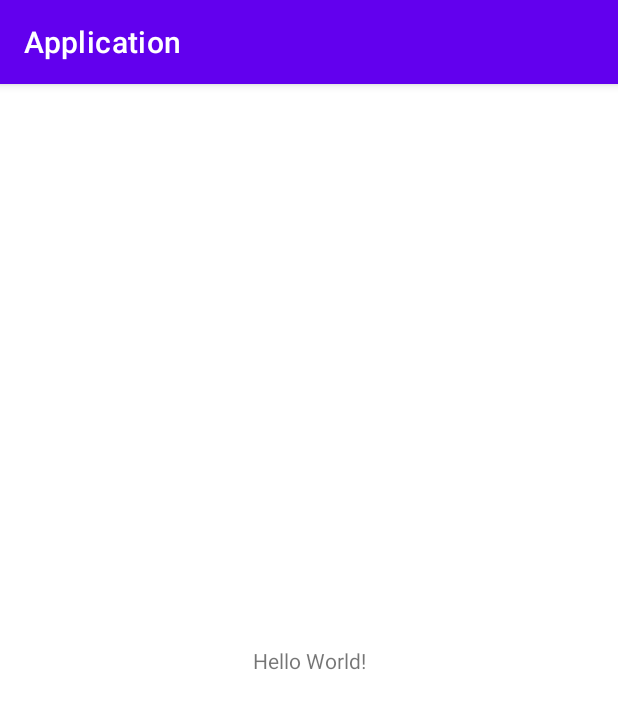
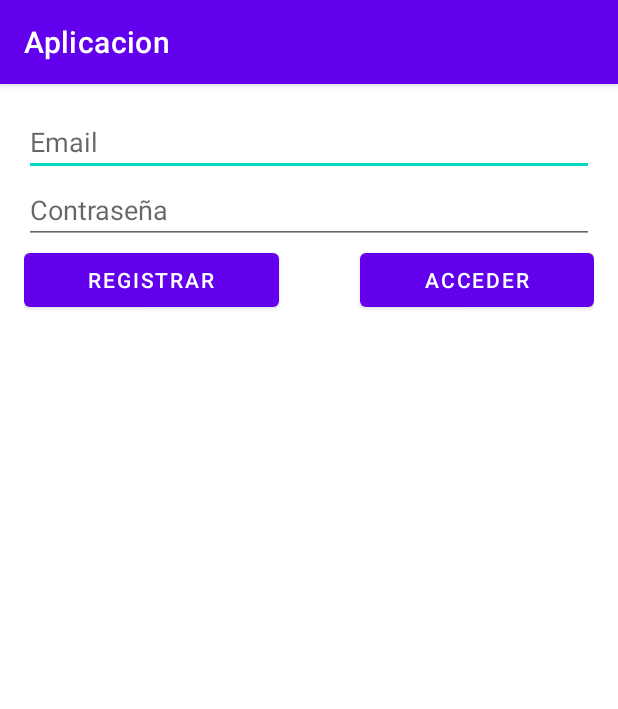
Before and after one commit to MarcosIzP/Pruebas, an Android app: the screen it shows after launch (MainActivity before the commit, AuthActivity after it), on a phone screen of 412 x 824 dp. Shown: the top 709 px of the screen. Run offline under Robolectric (Android 15) with nearby library versions, the phone set to English and light mode, and no system bars.

Commit message:
Inicio de la pantalla de autenticación

```diff
--- a/app/src/main/AndroidManifest.xml
+++ b/app/src/main/AndroidManifest.xml
@@ -10,7 +10,10 @@
         android:supportsRtl="true"
         android:theme="@style/Theme.Application">
         <activity
-            android:name=".MainActivity"
+            android:name=".HomeActivity"
+            android:exported="false" />
+        <activity
+            android:name=".AuthActivity"
             android:exported="true">
             <intent-filter>
                 <action android:name="android.intent.action.MAIN" />
--- a/app/src/main/java/com/tfg/aplicacio/MainActivity.kt
+++ b/app/src/main/java/com/tfg/aplicacio/AuthActivity.kt
@@ -4,15 +4,17 @@ import androidx.appcompat.app.AppCompatActivity
 import android.os.Bundle
 import com.google.firebase.analytics.FirebaseAnalytics
 
-class MainActivity : AppCompatActivity() {
+class AuthActivity : AppCompatActivity() {
     override fun onCreate(savedInstanceState: Bundle?) {
         super.onCreate(savedInstanceState)
-        setContentView(R.layout.activity_main)
+        setContentView(R.layout.activity_auth)
 
         //Analiticas
         val analytics = FirebaseAnalytics.getInstance(this)
         val bundle = Bundle()
         bundle.putString("mensaje", "Integracion de Firebase Analytics")
         analytics.logEvent("PantallaInicio", bundle)
+
+
     }
 }
--- /dev/null
+++ b/app/src/main/java/com/tfg/aplicacio/HomeActivity.kt
@@ -0,0 +1,11 @@
+package com.tfg.aplicacio
+
+import androidx.appcompat.app.AppCompatActivity
+import android.os.Bundle
+
+class HomeActivity : AppCompatActivity() {
+    override fun onCreate(savedInstanceState: Bundle?) {
+        super.onCreate(savedInstanceState)
+        setContentView(R.layout.activity_home)
+    }
+}
--- /dev/null
+++ b/app/src/main/res/layout/activity_auth.xml
@@ -0,0 +1,72 @@
+<?xml version="1.0" encoding="utf-8"?>
+<androidx.constraintlayout.widget.ConstraintLayout xmlns:android="http://schemas.android.com/apk/res/android"
+    xmlns:app="http://schemas.android.com/apk/res-auto"
+    xmlns:tools="http://schemas.android.com/tools"
+    android:layout_width="match_parent"
+    android:layout_height="match_parent"
+    tools:context=".AuthActivity">
+
+    <LinearLayout
+        android:layout_width="0dp"
+        android:layout_height="wrap_content"
+        android:layout_marginStart="16dp"
+        android:layout_marginTop="16dp"
+        android:layout_marginEnd="16dp"
+        android:orientation="vertical"
+        app:layout_constraintEnd_toEndOf="parent"
+        app:layout_constraintStart_toStartOf="parent"
+        app:layout_constraintTop_toTopOf="parent">
+
+        <EditText
+            android:id="@+id/intr_email"
+            android:layout_width="match_parent"
+            android:layout_height="wrap_content"
+            android:ems="10"
+            android:hint="Email"
+            android:inputType="textEmailAddress" />
+
+        <EditText
+            android:id="@+id/intr_pw"
+            android:layout_width="match_parent"
+            android:layout_height="wrap_content"
+            android:ems="10"
+            android:hint="Contraseña"
+            android:inputType="textPassword" />
+
+        <LinearLayout
+            android:layout_width="match_parent"
+            android:layout_height="match_parent"
+            android:orientation="horizontal">
+
+            <Button
+                android:id="@+id/btn_regist"
+                android:layout_width="wrap_content"
+                android:layout_height="wrap_content"
+                android:layout_weight="1"
+                android:backgroud="@color/Colorprimario"
+                android:textColor="@android:color/white"
+                android:text="Registrar"
+
+                />
+
+
+            <Space
+                android:layout_width="wrap_content"
+                android:layout_height="wrap_content"
+                android:layout_weight="1" />
+
+            <Button
+                android:id="@+id/btn_acces"
+                android:layout_width="wrap_content"
+                android:layout_height="wrap_content"
+                android:layout_weight="1"
+                android:backgroud="@color/Colorprimariooscuro"
+                android:textColor="@android:color/white"
+                android:text="Acceder"
+
+                />
+
+        </LinearLayout>
+    </LinearLayout>
+
+</androidx.constraintlayout.widget.ConstraintLayout>
--- a/app/src/main/res/layout/activity_main.xml
+++ b/app/src/main/res/layout/activity_home.xml
@@ -4,15 +4,6 @@
     xmlns:tools="http://schemas.android.com/tools"
     android:layout_width="match_parent"
     android:layout_height="match_parent"
-    tools:context=".MainActivity">
-
-    <TextView
-        android:layout_width="wrap_content"
-        android:layout_height="wrap_content"
-        android:text="Hello World!"
-        app:layout_constraintBottom_toBottomOf="parent"
-        app:layout_constraintLeft_toLeftOf="parent"
-        app:layout_constraintRight_toRightOf="parent"
-        app:layout_constraintTop_toTopOf="parent" />
+    tools:context=".HomeActivity">
 
 </androidx.constraintlayout.widget.ConstraintLayout>
--- a/app/src/main/res/values/colors.xml
+++ b/app/src/main/res/values/colors.xml
@@ -7,4 +7,8 @@
     <color name="teal_700">#FF018786</color>
     <color name="black">#FF000000</color>
     <color name="white">#FFFFFFFF</color>
+    <color name="Colorprimariooscuro">#2C384A</color>
+    <color name="Colorprimario">#039BE5</color>
+    <color name="Colorsecundario">#FF8A65</color>
+    <color name="Fondo">#ECEFF1</color>
 </resources>
--- a/app/src/main/res/values/strings.xml
+++ b/app/src/main/res/values/strings.xml
@@ -1,3 +1,3 @@
 <resources>
-    <string name="app_name">Application</string>
+    <string name="app_name">Aplicacion</string>
 </resources>
```
Also changed, not shown: 1 other file.
